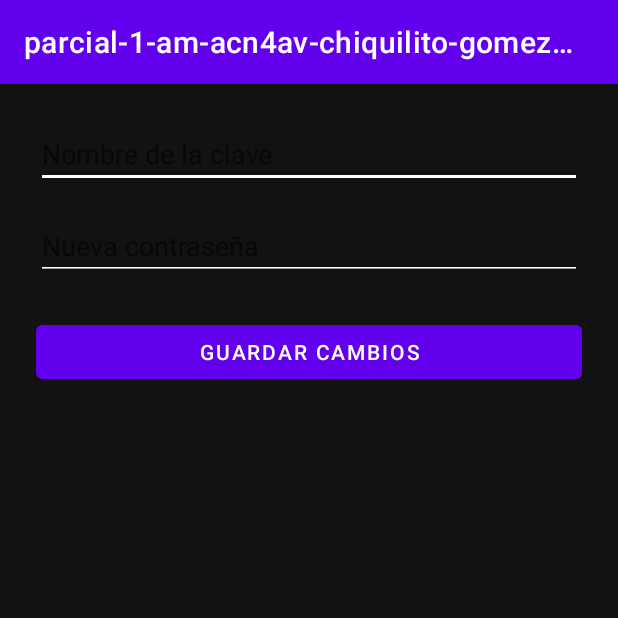
After one commit to chiqui335/parcial-1-am-acn4av-chiquilito-gomezpacheco, an Android app: the EditarClaveActivity screen opened directly, with no data from a screen before it, on a phone screen of 412 x 824 dp, the top half of it. The commit adds this screen. Run offline under Robolectric (Android 15) with nearby library versions, the phone set to English and light mode, and no system bars; our stand-ins replace Firebase (no records; nobody signed in at launch, a user with empty details on screens opened directly).

Commit message:
add: btnEditarClave, btnBorrarClave, btnCopiar, activity_editar_clave, EditarClaveActivity Feat: implementacion de pantalla para edicion/eliminacion de claves

```diff
--- a/app/build.gradle.kts
+++ b/app/build.gradle.kts
@@ -43,11 +43,11 @@ dependencies {
     androidTestImplementation(libs.espresso.core)
     implementation("com.google.code.gson:gson:2.10.1")
 
-    // ✅ Firebase Bill of Materials (BoM)
-    // Usa la versión más reciente que desees (32.8.1 es una buena referencia)
+    // Firebase Bill of Materials (BoM)
+
     implementation(platform("com.google.firebase:firebase-bom:32.8.1"))
 
-    // ✅ Dependencias de Firebase - ya no necesitas especificar la versión aquí
+    // Dependencias de Firebase
     // La versión la manejará la BoM. Usamos las versiones -ktx para Kotlin.
     implementation("com.google.firebase:firebase-auth-ktx")
     implementation("com.google.firebase:firebase-firestore-ktx")
--- /dev/null
+++ b/app/src/main/java/com/example/parcial_1_am_acn4av_chiquilito_gomezpacheco/EditarClaveActivity.java
@@ -0,0 +1,85 @@
+package com.example.parcial_1_am_acn4av_chiquilito_gomezpacheco;
+
+import android.os.Bundle;
+import android.text.TextUtils;
+import android.widget.Button;
+import android.widget.EditText;
+import android.widget.Toast;
+
+import androidx.appcompat.app.AppCompatActivity;
+
+import com.google.firebase.auth.FirebaseAuth;
+import com.google.firebase.auth.FirebaseUser;
+import com.google.firebase.firestore.FirebaseFirestore;
+
+import java.text.SimpleDateFormat;
+import java.util.Date;
+import java.util.HashMap;
+import java.util.Locale;
+import java.util.Map;
+
+public class EditarClaveActivity extends AppCompatActivity {
+
+    private EditText editNombre, editClave;
+    private Button btnGuardar;
+    private FirebaseFirestore db;
+    private FirebaseAuth mAuth;
+
+    private String documentoId;
+
+    @Override
+    protected void onCreate(Bundle savedInstanceState) {
+        super.onCreate(savedInstanceState);
+        setContentView(R.layout.activity_editar_clave);
+
+        editNombre = findViewById(R.id.editNombre);
+        editClave = findViewById(R.id.editClave);
+        btnGuardar = findViewById(R.id.btnGuardar);
+
+        mAuth = FirebaseAuth.getInstance();
+        db = FirebaseFirestore.getInstance();
+
+        documentoId = getIntent().getStringExtra("documentId");
+        String nombre = getIntent().getStringExtra("nombre");
+        String clave = getIntent().getStringExtra("clave");
+
+        editNombre.setText(nombre);
+        editClave.setText(clave);
+
+        btnGuardar.setOnClickListener(v -> guardarCambios());
+    }
+
+    private void guardarCambios() {
+        String nuevoNombre = editNombre.getText().toString().trim();
+        String nuevaClave = editClave.getText().toString().trim();
+
+        if (TextUtils.isEmpty(nuevoNombre) || TextUtils.isEmpty(nuevaClave)) {
+            Toast.makeText(this, "Los campos no pueden estar vacíos", Toast.LENGTH_SHORT).show();
+            return;
+        }
+
+        FirebaseUser currentUser = mAuth.getCurrentUser();
+        if (currentUser == null) return;
+
+        String userId = currentUser.getUid();
+        String nuevaFecha = new SimpleDateFormat("dd/MM/yyyy HH:mm", Locale.getDefault()).format(new Date());
+
+        Map<String, Object> datosActualizados = new HashMap<>();
+        datosActualizados.put("nombre", nuevoNombre);
+        datosActualizados.put("clave", nuevaClave);
+        datosActualizados.put("fecha", nuevaFecha);
+
+        db.collection("usuarios")
+                .document(userId)
+                .collection("claves")
+                .document(documentoId)
+                .set(datosActualizados)
+                .addOnSuccessListener(aVoid -> {
+                    Toast.makeText(this, "Clave actualizada", Toast.LENGTH_SHORT).show();
+                    finish(); // Volver a VerClaves
+                })
+                .addOnFailureListener(e -> {
+                    Toast.makeText(this, "Error al actualizar", Toast.LENGTH_SHORT).show();
+                });
+    }
+}
--- a/app/src/main/java/com/example/parcial_1_am_acn4av_chiquilito_gomezpacheco/MainActivity.java
+++ b/app/src/main/java/com/example/parcial_1_am_acn4av_chiquilito_gomezpacheco/MainActivity.java
@@ -163,6 +163,7 @@ public class MainActivity extends AppCompatActivity {
         });
     }
 
+
     private String generarContrasenaSegura(int longitud) {
         String chars = "ABCDEFGHIJKLMNOPQRSTUVWXYZabcdefghijklmnopqrstuvwxyz0123456789";
         boolean usarCaracteresEspeciales = checkEspeciales.isChecked();
--- /dev/null
+++ b/app/src/main/res/layout/activity_editar_clave.xml
@@ -0,0 +1,33 @@
+<?xml version="1.0" encoding="utf-8"?>
+<LinearLayout xmlns:android="http://schemas.android.com/apk/res/android"
+    android:orientation="vertical"
+    android:background="#121212"
+    android:padding="24dp"
+    android:layout_width="match_parent"
+    android:layout_height="match_parent">
+
+    <EditText
+        android:id="@+id/editNombre"
+        android:hint="Nombre de la clave"
+        android:textColor="#FFFFFF"
+        android:backgroundTint="#FFFFFF"
+        android:layout_width="match_parent"
+        android:layout_height="wrap_content" />
+
+    <EditText
+        android:id="@+id/editClave"
+        android:hint="Nueva contraseña"
+        android:textColor="#FFFFFF"
+        android:backgroundTint="#FFFFFF"
+        android:layout_width="match_parent"
+        android:layout_height="wrap_content"
+        android:inputType="textPassword"
+        android:layout_marginTop="16dp"/>
+
+    <Button
+        android:id="@+id/btnGuardar"
+        android:text="Guardar cambios"
+        android:layout_marginTop="24dp"
+        android:layout_width="match_parent"
+        android:layout_height="wrap_content"/>
+</LinearLayout>
```
Also changed, not shown: app/src/main/AndroidManifest.xml (+5 -3 lines), app/src/main/java/com/example/parcial_1_am_acn4av_chiquilito_gomezpacheco/VerClaves.java (+118 -46 lines), app/src/main/res/layout/activity_ver_claves.xml (+13 -6 lines), 1 other file.
